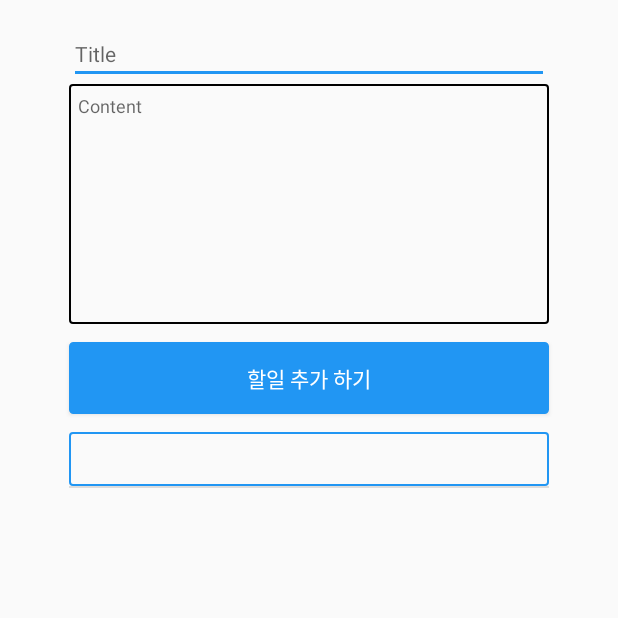
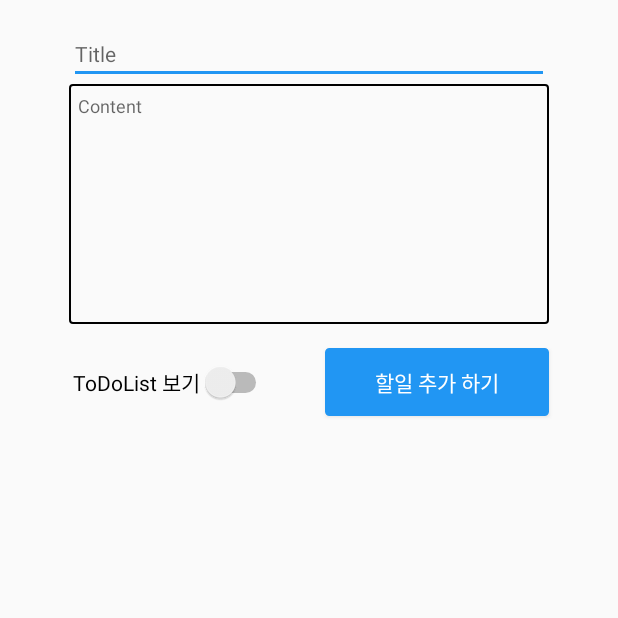
Before and after one commit to hongilkwon/mobileHW1, an Android app: the MainActivity screen opened directly, with no data from a screen before it, after a tap on "할일 추가 하기", on a phone screen of 412 x 824 dp, the top half of it. Run offline under Robolectric (Android 15) with nearby library versions, the phone set to English and light mode, and no system bars; our stand-ins replace Firebase (no records; nobody signed in at launch, a user with empty details on screens opened directly).

Commit message:
스위치및 id pw Null 검사

```diff
--- a/MoblieProgrammingHW1/app/src/main/java/com/example/moblieprogramminghw1/LoginActivity.java
+++ b/MoblieProgrammingHW1/app/src/main/java/com/example/moblieprogramminghw1/LoginActivity.java
@@ -48,6 +48,12 @@ public class LoginActivity extends AppCompatActivity implements View.OnClickList
                 String email = emailEditText.getText().toString().trim();
                 String password = pwEditText.getText().toString().trim();
 
+                if(email.isEmpty() || password.isEmpty()){
+                    Toast.makeText(LoginActivity.this, "Email 또는 비밀번호를 입력하지 않았습니다.",
+                            Toast.LENGTH_SHORT).show();
+
+                }else {
+
                     mAuth.signInWithEmailAndPassword(email, password)
                             .addOnCompleteListener(this, new OnCompleteListener<AuthResult>() {
                                 @Override
@@ -62,6 +68,7 @@ public class LoginActivity extends AppCompatActivity implements View.OnClickList
                                     }
                                 }
                             });
+                }
                 break;
             case R.id.signUpButton:
                 Intent intent = new Intent(this,SignUpActivity.class);
--- a/MoblieProgrammingHW1/app/src/main/java/com/example/moblieprogramminghw1/MainActivity.java
+++ b/MoblieProgrammingHW1/app/src/main/java/com/example/moblieprogramminghw1/MainActivity.java
@@ -9,8 +9,11 @@ import android.view.View;
 import android.view.ViewGroup;
 import android.widget.BaseAdapter;
 import android.widget.Button;
+import android.widget.CompoundButton;
 import android.widget.EditText;
+import android.widget.LinearLayout;
 import android.widget.ListView;
+import android.widget.Switch;
 import android.widget.TextView;
 import android.widget.Toast;
 
@@ -45,6 +48,9 @@ public class MainActivity extends AppCompatActivity {
 
     private int nextToDoNum;
 
+
+    private Switch aSwitch;
+
     @Override
     protected void onCreate(Bundle savedInstanceState) {
         super.onCreate(savedInstanceState);
@@ -55,6 +61,22 @@ public class MainActivity extends AppCompatActivity {
         listView = findViewById(R.id.listView);
         toDoTitle = findViewById(R.id.titleEditText);
         toDoContents = findViewById(R.id.contentsEditText);
+
+
+
+        aSwitch = findViewById(R.id.aswitch);
+        aSwitch.setOnCheckedChangeListener(new CompoundButton.OnCheckedChangeListener() {
+            @Override
+            public void onCheckedChanged(CompoundButton buttonView, boolean isChecked) {
+                if(isChecked==true){
+                    listView.setVisibility(View.VISIBLE);
+                }else{
+
+                    listView.setVisibility(View.INVISIBLE);
+
+                }
+            }
+        });
 
         //리스트뷰에 어뎁터 설정
          adapter = new ListAdapter();
--- a/MoblieProgrammingHW1/app/src/main/res/layout/activity_main.xml
+++ b/MoblieProgrammingHW1/app/src/main/res/layout/activity_main.xml
@@ -32,27 +32,45 @@
 
     <Button
         android:id="@+id/button"
-        android:layout_width="320dp"
-        android:layout_height="wrap_content"
-        android:layout_marginTop="12dp"
+        android:layout_width="149dp"
+        android:layout_height="45dp"
+        android:layout_marginTop="16dp"
         android:background="@drawable/round_background"
         android:text="할일 추가 하기"
         android:textColor="@color/colorWhite"
         app:layout_constraintEnd_toEndOf="parent"
+        app:layout_constraintHorizontal_bias="0.826"
+        app:layout_constraintStart_toStartOf="parent"
+        app:layout_constraintTop_toBottomOf="@+id/contentsEditText" />
+    <Switch
+        android:id="@+id/aswitch"
+        android:layout_width="wrap_content"
+        android:layout_height="38dp"
+        android:layout_marginTop="20dp"
+        android:padding="2dp"
+        android:text="ToDoList 보기"
+        app:layout_constraintEnd_toStartOf="@+id/button"
+        app:layout_constraintHorizontal_bias="0.582"
         app:layout_constraintStart_toStartOf="parent"
         app:layout_constraintTop_toBottomOf="@+id/contentsEditText" />
 
     <LinearLayout
+        android:id="@+id/todoListLayout"
         android:layout_width="320dp"
         android:layout_height="0dp"
         android:layout_marginTop="12dp"
+        android:orientation="vertical"
         app:layout_constraintBottom_toBottomOf="parent"
         app:layout_constraintEnd_toEndOf="parent"
         app:layout_constraintStart_toStartOf="parent"
         app:layout_constraintTop_toBottomOf="@+id/button">
         <ListView
             android:id="@+id/listView"
+            android:visibility="invisible"
             android:layout_width="match_parent"
-            android:layout_height="match_parent" />
+            android:layout_height="match_parent"
+            />
     </LinearLayout>
+
+
 </androidx.constraintlayout.widget.ConstraintLayout>
```
Lines whose indentation alone changed are shown as unchanged.
